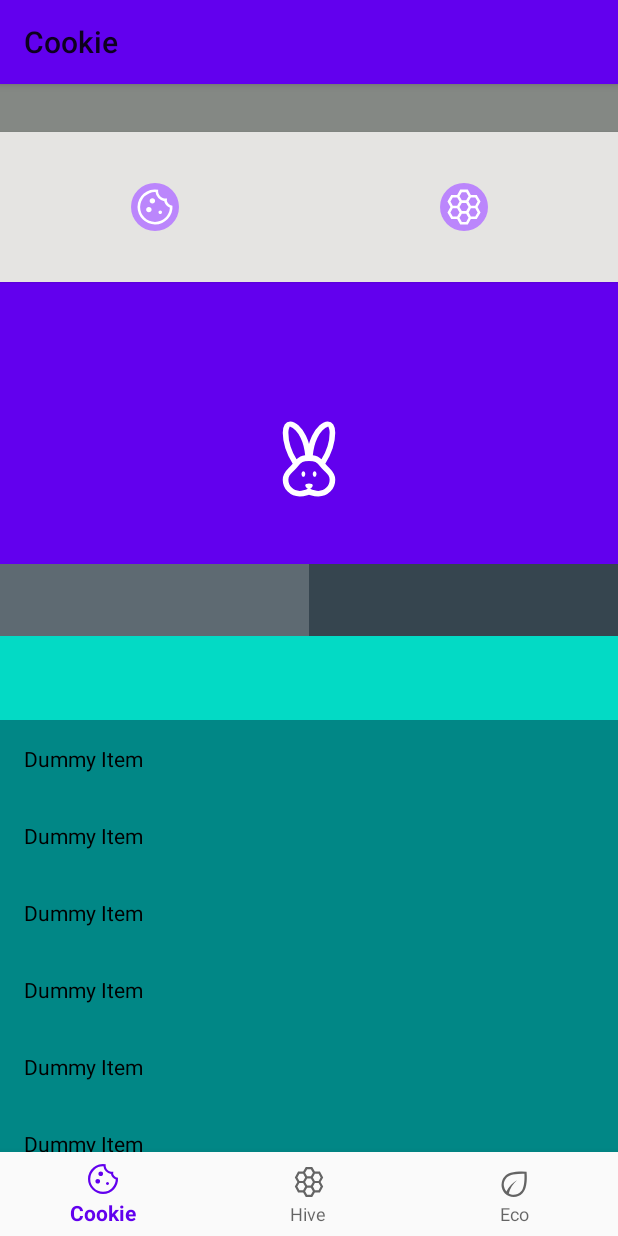
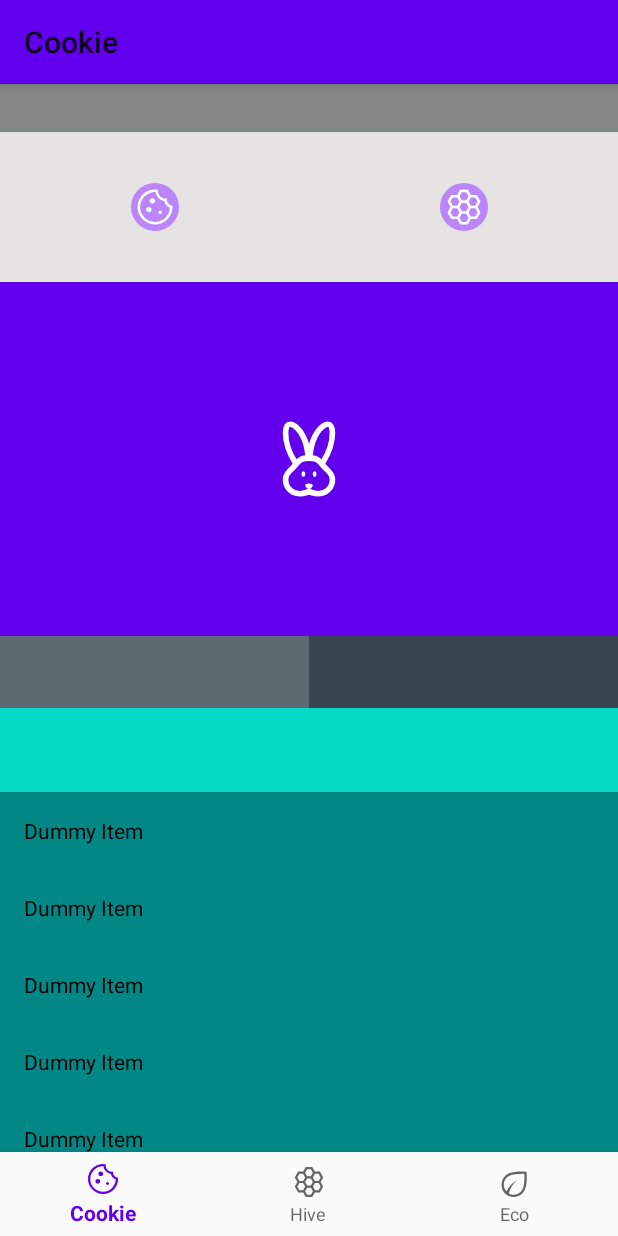
Before and after one commit to benoithebrard/MatchMotionLayout, an Android app: the screen it shows after launch (MainActivity), on a phone screen of 412 x 824 dp. Run offline under Robolectric (Android 15) with nearby library versions, the phone set to English and light mode, and no system bars; our stand-ins replace data binding, navigation-ui.

Commit message:
animate primary tab

```diff
--- a/app/src/main/res/layout/fragment_football.xml
+++ b/app/src/main/res/layout/fragment_football.xml
@@ -98,7 +98,8 @@
             android:background="@color/no_man_grey_700"
             app:layout_constraintBottom_toTopOf="@id/secondary_tab_layout"
             app:layout_constraintEnd_toEndOf="parent"
-            app:layout_constraintStart_toStartOf="parent" />
+            app:layout_constraintStart_toStartOf="parent"
+            app:layout_constraintTop_toBottomOf="@id/streaming_player" />
 
         <View
             android:id="@+id/selected_tab"
@@ -119,7 +120,7 @@
             app:layout_constraintBottom_toTopOf="@id/scrollable_content"
             app:layout_constraintEnd_toEndOf="parent"
             app:layout_constraintStart_toStartOf="parent"
-            app:layout_constraintTop_toBottomOf="@id/streaming_player" />
+            app:layout_constraintTop_toBottomOf="@id/primary_tab_layout" />
 
         <androidx.recyclerview.widget.RecyclerView
             android:id="@+id/scrollable_content"
--- a/app/src/main/res/xml/football_collapsing_animation_scene.xml
+++ b/app/src/main/res/xml/football_collapsing_animation_scene.xml
@@ -42,10 +42,10 @@
             motion:layout_constraintTop_toBottomOf="@id/top_info_banner" />
 
         <Constraint
-            android:id="@id/secondary_tab_layout"
+            android:id="@id/primary_tab_layout"
             android:layout_width="match_parent"
-            android:layout_height="56dp"
-            motion:layout_constraintBottom_toTopOf="@id/scrollable_content"
+            android:layout_height="48dp"
+            motion:layout_constraintBottom_toTopOf="@id/secondary_tab_layout"
             motion:layout_constraintEnd_toEndOf="parent"
             motion:layout_constraintStart_toStartOf="parent"
             motion:layout_constraintTop_toBottomOf="@id/streaming_player" />
@@ -83,13 +83,12 @@
             motion:layout_constraintTop_toBottomOf="@id/top_info_banner" />
 
         <Constraint
-            android:id="@id/secondary_tab_layout"
+            android:id="@id/primary_tab_layout"
             android:layout_width="match_parent"
-            android:layout_height="56dp"
-            motion:layout_constraintBottom_toTopOf="@id/scrollable_content"
+            android:layout_height="48dp"
+            motion:layout_constraintBottom_toTopOf="@id/guideline_header_bottom"
             motion:layout_constraintEnd_toEndOf="parent"
-            motion:layout_constraintStart_toStartOf="parent"
-            motion:layout_constraintTop_toBottomOf="@id/guideline_header_bottom" />
+            motion:layout_constraintStart_toStartOf="parent" />
 
     </ConstraintSet>
 </MotionScene>
```
